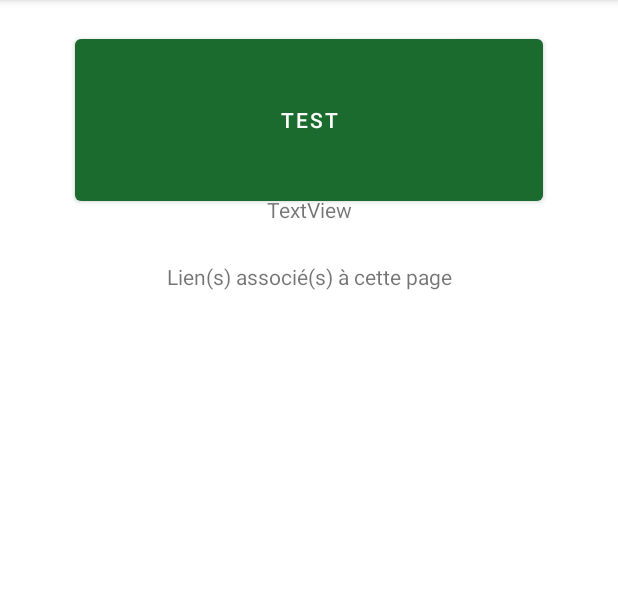
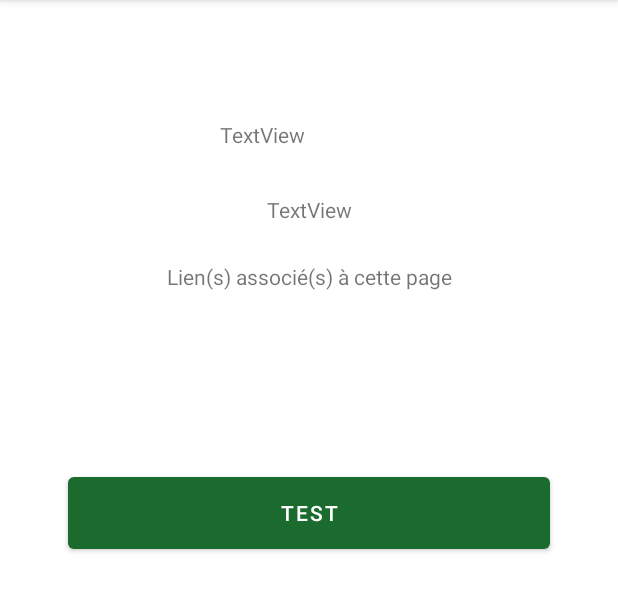
Before and after one commit to dvarre/CerfCraft, an Android app: the BiomeInfo screen opened directly, with no data from a screen before it, on a phone screen of 412 x 824 dp, the part 84-696 px from its top. Run offline under Robolectric (Android 15) with nearby library versions, the phone set to English and light mode, and no system bars; our stand-ins replace Firebase (no records; nobody signed in at launch, a user with empty details on screens opened directly); 9 statements that could not run were skipped.

Commit message:
WIP fix recyclerView

```diff
--- a/app/src/main/java/fr/cerfcraft/BiomeInfo.java
+++ b/app/src/main/java/fr/cerfcraft/BiomeInfo.java
@@ -31,6 +31,7 @@ import fr.cerfcraft.adapter.BiomeAdapter;
 import fr.cerfcraft.adapter.LinkBiomeAdapter;
 import fr.cerfcraft.model.Biome;
 import fr.cerfcraft.model.Item;
+import fr.cerfcraft.model.Mob;
 
 public class BiomeInfo extends AppCompatActivity {
     FirebaseFirestore db = FirebaseFirestore.getInstance();
@@ -108,6 +109,11 @@ public class BiomeInfo extends AppCompatActivity {
         Item itemTest = new Item();
         itemTest.setName("test");
         itemTest.setImage("item_string");
+        itemTest.setId(287);
+        Mob mobTest = new Mob();
+        mobTest.setImage("mob_enderman");
+        mobTest.setName("MobTest");
+        mobTest.setId(58);
         List<Object> listTest = new ArrayList<>();
         listTest.add(itemTest);
         linkBiomeAdapter = new LinkBiomeAdapter(this, listTest); //TODO probleme ici de liste vide qui est passée. Avant la liste brute j'avais mis ça linkObjectList
--- a/app/src/main/res/layout/activity_biome_info.xml
+++ b/app/src/main/res/layout/activity_biome_info.xml
@@ -38,24 +38,14 @@
         app:layout_constraintTop_toBottomOf="@+id/image" />
 
     <androidx.recyclerview.widget.RecyclerView
-        android:id="@+id/biomesblabla"
-        android:layout_width="396dp"
-        android:layout_height="396dp"
+        android:id="@+id/links"
+        android:layout_width="361dp"
+        android:layout_height="358dp"
 
-        android:layout_marginTop="7dp"
         app:layout_constraintBottom_toBottomOf="parent"
         app:layout_constraintEnd_toEndOf="parent"
         app:layout_constraintStart_toStartOf="parent"
         app:layout_constraintTop_toBottomOf="@+id/linkText" />
-    <androidx.recyclerview.widget.RecyclerView
-        android:id="@+id/links"
-        android:layout_width="match_parent"
-        android:layout_height="match_parent"
-        android:layout_margin="10dp"
-        app:layout_constraintBottom_toBottomOf="parent"
-        app:layout_constraintEnd_toEndOf="parent"
-        app:layout_constraintStart_toStartOf="parent"
-        app:layout_constraintTop_toTopOf="parent" />
 
     <TextView
         android:id="@+id/linkText"
--- a/app/src/main/res/layout/link.xml
+++ b/app/src/main/res/layout/link.xml
@@ -2,8 +2,8 @@
 <Button xmlns:android="http://schemas.android.com/apk/res/android"
     android:id="@+id/link_button"
     android:layout_width="match_parent"
-    android:layout_height="120dp"
-    android:layout_marginHorizontal="40dp"
+    android:layout_height="60dp"
+    android:layout_marginHorizontal="20dp"
     android:layout_marginVertical="10dp"
     android:drawableLeft="@drawable/biome_plain"
     android:text="Plaine"></Button>
```
